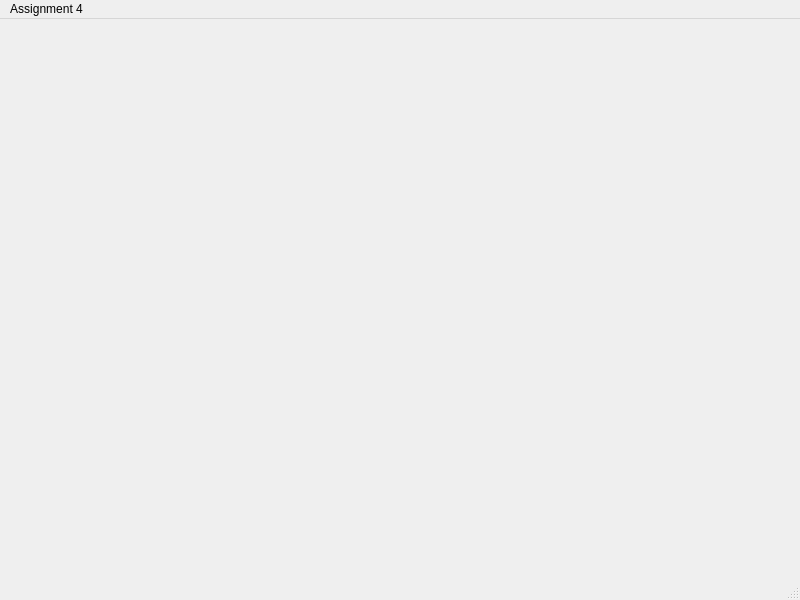
Before: the Qt Designer form OOPCG Lab/CG_Assignment4/CG_Assingment4/mainwindow.ui in noblecoder11/PICT_SE_Codes, drawn with Qt 5.
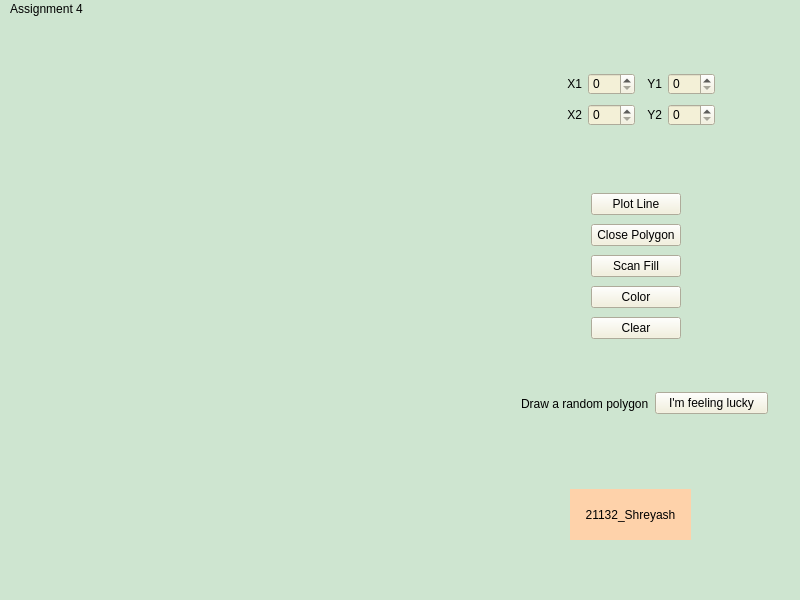
After: the same form once the commit is applied.

The edit to the form file:
```diff
--- a/OOPCG Lab/CG_Assignment4/CG_Assingment4/mainwindow.ui
+++ b/OOPCG Lab/CG_Assignment4/CG_Assingment4/mainwindow.ui
@@ -13,8 +13,15 @@
   <property name="windowTitle">
    <string>MainWindow</string>
   </property>
+  <property name="autoFillBackground">
+   <bool>false</bool>
+  </property>
+  <property name="styleSheet">
+   <string notr="true">font-family: 'Montserrat', sans-serif;
+background-color: #CEE5D0</string>
+  </property>
   <widget class="QWidget" name="centralwidget">
-   <widget class="QLabel" name="label">
+   <widget class="QLabel" name="drawingArea">
     <property name="geometry">
      <rect>
       <x>30</x>
@@ -27,6 +34,241 @@
      <string/>
     </property>
    </widget>
+   <widget class="QLabel" name="label_6">
+    <property name="geometry">
+     <rect>
+      <x>570</x>
+      <y>470</y>
+      <width>121</width>
+      <height>51</height>
+     </rect>
+    </property>
+    <property name="styleSheet">
+     <string notr="true">background-color: #FED2AA;
+font-size: 1.5em;
+font-weight: strong;</string>
+    </property>
+    <property name="text">
+     <string>21132_Shreyash</string>
+    </property>
+    <property name="alignment">
+     <set>Qt::AlignCenter</set>
+    </property>
+   </widget>
+   <widget class="QWidget" name="">
+    <property name="geometry">
+     <rect>
+      <x>561</x>
+      <y>51</y>
+      <width>154</width>
+      <height>61</height>
+     </rect>
+    </property>
+    <layout class="QGridLayout" name="gridLayout">
+     <item row="0" column="0">
+      <layout class="QHBoxLayout" name="horizontalLayout">
+       <item>
+        <widget class="QLabel" name="label">
+         <property name="styleSheet">
+          <string notr="true"/>
+         </property>
+         <property name="text">
+          <string>X1</string>
+         </property>
+         <property name="alignment">
+          <set>Qt::AlignRight|Qt::AlignTrailing|Qt::AlignVCenter</set>
+         </property>
+        </widget>
+       </item>
+       <item>
+        <widget class="QSpinBox" name="spinBoxX1">
+         <property name="enabled">
+          <bool>true</bool>
+         </property>
+         <property name="styleSheet">
+          <string notr="true">background-color: #F3F0D7;</string>
+         </property>
+         <property name="maximum">
+          <number>400</number>
+         </property>
+        </widget>
+       </item>
+      </layout>
+     </item>
+     <item row="0" column="1">
+      <layout class="QHBoxLayout" name="horizontalLayout_2">
+       <item>
+        <widget class="QLabel" name="label_2">
+         <property name="styleSheet">
+          <string notr="true"/>
+         </property>
+         <property name="text">
+          <string>Y1</string>
+         </property>
+         <property name="alignment">
+          <set>Qt::AlignRight|Qt::AlignTrailing|Qt::AlignVCenter</set>
+         </property>
+        </widget>
+       </item>
+       <item>
+        <widget class="QSpinBox" name="spinBoxY1">
+         <property name="styleSheet">
+          <string notr="true">background-color: #F3F0D7;</string>
+         </property>
+         <property name="maximum">
+          <number>400</number>
+         </property>
+        </widget>
+       </item>
+      </layout>
+     </item>
+     <item row="1" column="0">
+      <layout class="QHBoxLayout" name="horizontalLayout_3">
+       <item>
+        <widget class="QLabel" name="label_3">
+         <property name="styleSheet">
+          <string notr="true"/>
+         </property>
+         <property name="text">
+          <string>X2</string>
+         </property>
+         <property name="alignment">
+          <set>Qt::AlignRight|Qt::AlignTrailing|Qt::AlignVCenter</set>
+         </property>
+        </widget>
+       </item>
+       <item>
+        <widget class="QSpinBox" name="spinBoxX2">
+         <property name="styleSheet">
+          <string notr="true">background-color: #F3F0D7;</string>
+         </property>
+         <property name="maximum">
+          <number>400</number>
+         </property>
+        </widget>
+       </item>
+      </layout>
+     </item>
+     <item row="1" column="1">
+      <layout class="QHBoxLayout" name="horizontalLayout_4">
+       <item>
+        <widget class="QLabel" name="label_4">
+         <property name="styleSheet">
+          <string notr="true"/>
+         </property>
+         <property name="text">
+          <string>Y2</string>
+         </property>
+         <property name="alignment">
+          <set>Qt::AlignRight|Qt::AlignTrailing|Qt::AlignVCenter</set>
+         </property>
+        </widget>
+       </item>
+       <item>
+        <widget class="QSpinBox" name="spinBoxY2">
+         <property name="styleSheet">
+          <string notr="true">background-color: #F3F0D7</string>
+         </property>
+         <property name="maximum">
+          <number>400</number>
+         </property>
+        </widget>
+       </item>
+      </layout>
+     </item>
+    </layout>
+   </widget>
+   <widget class="QWidget" name="">
+    <property name="geometry">
+     <rect>
+      <x>591</x>
+      <y>171</y>
+      <width>90</width>
+      <height>155</height>
+     </rect>
+    </property>
+    <layout class="QVBoxLayout" name="verticalLayout">
+     <item>
+      <widget class="QPushButton" name="btnPlotLine">
+       <property name="styleSheet">
+        <string notr="true">background-color: #F3F0D7;</string>
+       </property>
+       <property name="text">
+        <string>Plot Line</string>
+       </property>
+      </widget>
+     </item>
+     <item>
+      <widget class="QPushButton" name="btnClosePolygon">
+       <property name="styleSheet">
+        <string notr="true">background-color: #F3F0D7;</string>
+       </property>
+       <property name="text">
+        <string>Close Polygon</string>
+       </property>
+      </widget>
+     </item>
+     <item>
+      <widget class="QPushButton" name="btnScanFill">
+       <property name="styleSheet">
+        <string notr="true">background-color: #F3F0D7;</string>
+       </property>
+       <property name="text">
+        <string>Scan Fill</string>
+       </property>
+      </widget>
+     </item>
+     <item>
+      <widget class="QPushButton" name="btnColor">
+       <property name="styleSheet">
+        <string notr="true">background-color: #F3F0D7;</string>
+       </property>
+       <property name="text">
+        <string>Color</string>
+       </property>
+      </widget>
+     </item>
+     <item>
+      <widget class="QPushButton" name="btnClear">
+       <property name="styleSheet">
+        <string notr="true">background-color: #F3F0D7;</string>
+       </property>
+       <property name="text">
+        <string>Clear</string>
+       </property>
+      </widget>
+     </item>
+    </layout>
+   </widget>
+   <widget class="QWidget" name="">
+    <property name="geometry">
+     <rect>
+      <x>521</x>
+      <y>371</y>
+      <width>247</width>
+      <height>27</height>
+     </rect>
+    </property>
+    <layout class="QHBoxLayout" name="horizontalLayout_5">
+     <item>
+      <widget class="QLabel" name="label_5">
+       <property name="text">
+        <string>Draw a random polygon</string>
+       </property>
+      </widget>
+     </item>
+     <item>
+      <widget class="QPushButton" name="btnFeelingLucky">
+       <property name="styleSheet">
+        <string notr="true">background-color: #F3F0D7;</string>
+       </property>
+       <property name="text">
+        <string>I'm feeling lucky</string>
+       </property>
+      </widget>
+     </item>
+    </layout>
+   </widget>
   </widget>
   <widget class="QMenuBar" name="menubar">
    <property name="geometry">
@@ -34,7 +276,7 @@
      <x>0</x>
      <y>0</y>
      <width>800</width>
-     <height>25</height>
+     <height>23</height>
     </rect>
    </property>
    <widget class="QMenu" name="menuAssignment_4">
```
Left out of the diff: 3 changed lines with no effect on the pictures.
